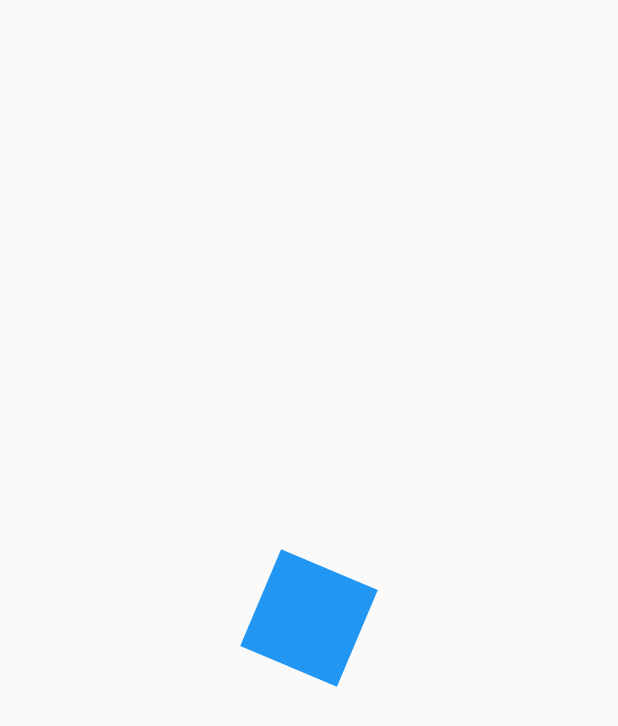
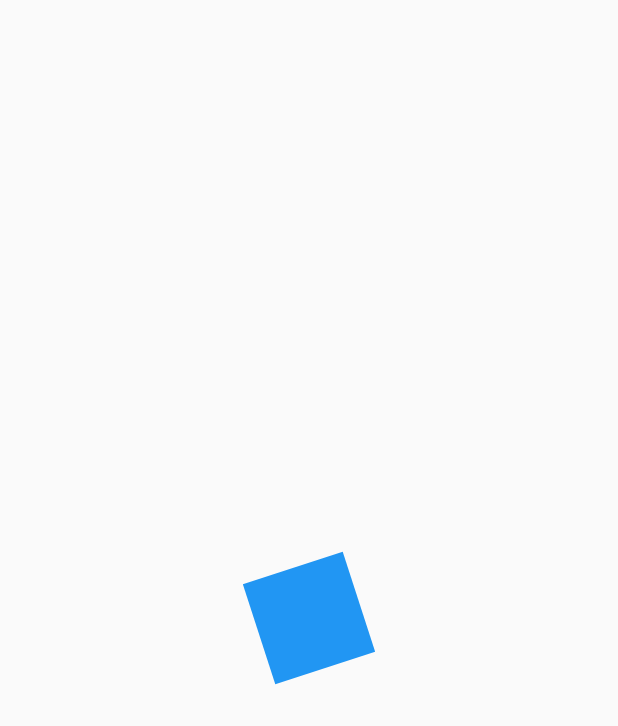
Before and after one commit to alvag/custom_painter_flutter, a Flutter app: the first screen one second after launch, on a phone screen of 412 x 824 dp. Shown: the top 726 px of the screen. Run offline on Flutter 3.47's test engine with Material 2 defaults, Android fonts, the phone set to English and light mode, and no system bars.

```diff
--- a/lib/src/pages/animations_page.dart
+++ b/lib/src/pages/animations_page.dart
@@ -1,4 +1,5 @@
 import 'package:flutter/material.dart';
+import 'dart:math' as Math;
 
 class AnimationsPage extends StatelessWidget {
   @override
@@ -16,16 +17,21 @@ class CuadradoAnimado extends StatefulWidget {
   _CuadradoAnimadoState createState() => _CuadradoAnimadoState();
 }
 
-class _CuadradoAnimadoState extends State<CuadradoAnimado>
-    with SingleTickerProviderStateMixin {
+class _CuadradoAnimadoState extends State<CuadradoAnimado> with SingleTickerProviderStateMixin {
   AnimationController animationCtrl;
   Animation<double> rotation;
 
   @override
   void initState() {
-    animationCtrl = new AnimationController(
-        vsync: this, duration: Duration(milliseconds: 4000));
-    rotation = new Tween(begin: 0.0, end: 2.0).animate(animationCtrl);
+    animationCtrl = new AnimationController(vsync: this, duration: Duration(milliseconds: 4000));
+    rotation = new Tween(begin: 0.0, end: 2.0 * Math.pi).animate(animationCtrl);
+
+    animationCtrl.addListener(() {
+      print('Status: ${animationCtrl.status}');
+      if (animationCtrl.status == AnimationStatus.completed) {
+        animationCtrl.reverse();
+      }
+    });
 
     super.initState();
   }
```
